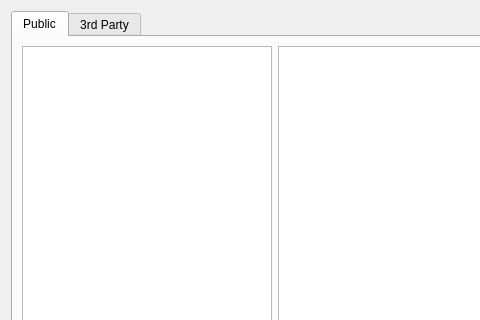
The window that application/pages/modplatform/PMPacksPage.ui (PumpMyKins/MultiMC5) describes before a commit, drawn with Qt 5; both pictures show x 0 to 480 and y 0 to 320 of the 709 by 602 pixel window.
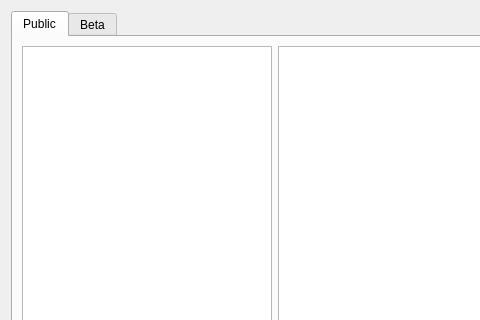
The same window after the commit. The open tabs and pages were chosen to show the change.

Commit message: UPdate beta iu & fields

Diff of the .ui file:
```diff
--- a/application/pages/modplatform/PMPacksPage.ui
+++ b/application/pages/modplatform/PMPacksPage.ui
@@ -41,7 +41,7 @@
      </widget>
      <widget class="QWidget" name="tab_2">
       <attribute name="title">
-       <string>3rd Party</string>
+       <string>Beta</string>
       </attribute>
       <layout class="QGridLayout" name="gridLayout_3">
        <item row="0" column="1">
```
Left out of the diff: 2 changed lines with no effect on the pictures. The commit also changes 3 other files.
